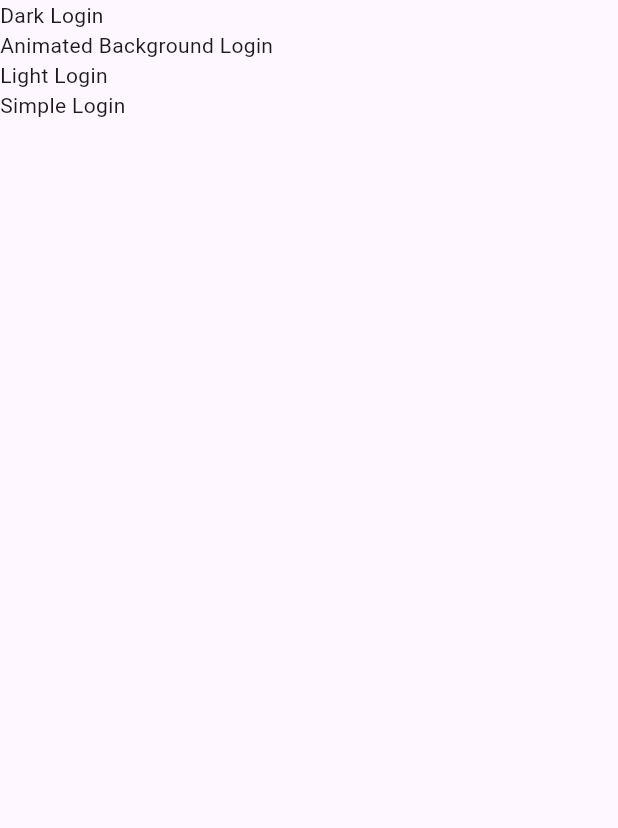
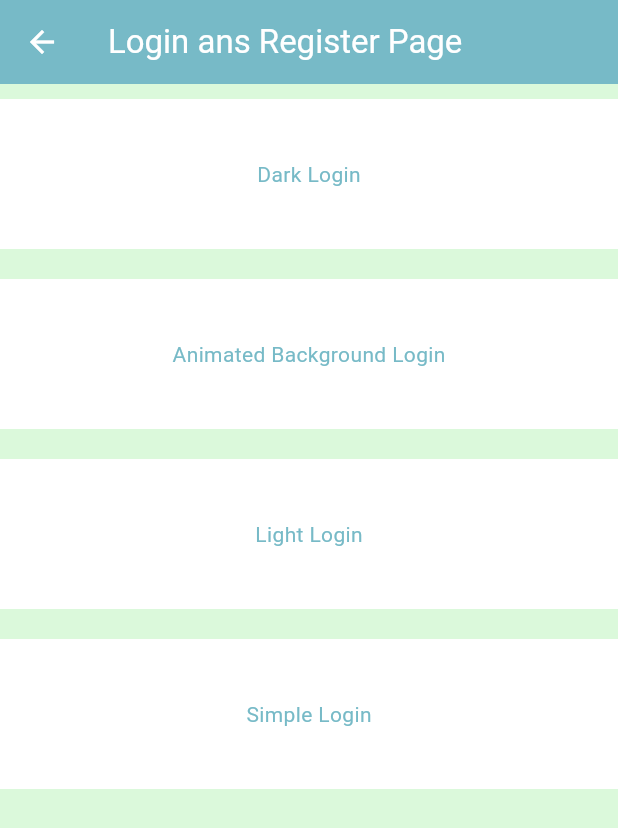
Before and after one commit to princymiracle/flutteruicomponets, a Flutter app: the HomeScreen screen opened directly, after a tap on "Login Register", on a phone screen of 412 x 824 dp. Shown: the top 828 px of the screen. Run offline on Flutter 3.47's test engine with Material 3 defaults, Android fonts, the phone set to English and light mode, and no system bars; our stand-ins replace flutter_sizer, get.

Commit message:
add flow basic

```diff
--- a/lib/components/loginRegister/loginlistscreen/loginRegisterListScreen.dart
+++ b/lib/components/loginRegister/loginlistscreen/loginRegisterListScreen.dart
@@ -1,25 +1,54 @@
 import 'package:flutter/material.dart';
-import 'package:flutteruicomponets/routes/route/routes.dart';
+
+import 'package:flutteruicomponets/components/loginRegister/loginlistscreen/loginregistermodel.dart';
+
 import 'package:get/get.dart';
 
-List datas = [
+/*List datas = [
   "Dark Login",
   "Animated Background Login",
   "Light Login",
-  "Simple Login"
-];
+  "Simple Login",
+];*/
 
-class LoginRegisterListScreen extends StatelessWidget {
-  const LoginRegisterListScreen({super.key});
+class LoginRegisterPage extends StatelessWidget {
+  List<LoginRegisterModel> loginregister = [
+    LoginRegisterModel(text: "Dark Login", screen: "/darkloginpage"),
+    LoginRegisterModel(
+        text: "Animated Background Login", screen: "/animatedpage"),
+    LoginRegisterModel(text: "Light Login", screen: "/lightpage"),
+    LoginRegisterModel(text: "Simple Login", screen: "/simplepage"),
+  ];
 
   @override
   Widget build(BuildContext context) {
     return Scaffold(
+      appBar: AppBar(
+        leading: Icon(Icons.arrow_back, color: Colors.white),
+        title: Text("Login ans Register Page",
+            style: TextStyle(color: Colors.white)),
+        backgroundColor: Color(0xff77BAC7),
+      ),
+      backgroundColor: Color(0xffDBF9DB),
       body: ListView.builder(
-        itemCount: datas.length,
+        itemCount: loginregister.length,
         shrinkWrap: true,
         itemBuilder: (context, index) {
           return InkWell(
+            onTap: () {
+              Get.toNamed(loginregister[index].screen);
+            },
+            child: Container(
+              height: 100,
+              margin: EdgeInsets.symmetric(vertical: 10),
+              width: 50,
+              color: Colors.white,
+              child: Center(
+                  child: Text(loginregister[index].text,
+                      style: TextStyle(color: Color(0xff77BAC7)))),
+            ),
+          );
+          /*return InkWell(
               onTap: () {
                 switch (index) {
                   case 0:
@@ -39,7 +68,7 @@ class LoginRegisterListScreen extends StatelessWidget {
                     break;
                 }
               },
-              child: Text(datas[index]));
+              child: Text(datas[index]));*/
         },
       ),
     );
--- /dev/null
+++ b/lib/components/loginRegister/loginlistscreen/loginregistermodel.dart
@@ -0,0 +1,19 @@
+class LoginRegisterModel {
+  String text;
+  String screen;
+
+  LoginRegisterModel({
+    required this.text,
+    required this.screen,
+  });
+
+  factory LoginRegisterModel.fromJson(Map<String, dynamic> json) => LoginRegisterModel(
+    text: json["text"],
+    screen: json["screen"],
+  );
+
+  Map<String, dynamic> toJson() => {
+    "text": text,
+    "screen": screen,
+  };
+}
--- a/lib/homeScreen.dart
+++ b/lib/homeScreen.dart
@@ -21,12 +21,12 @@ class HomeScreen extends StatelessWidget {
             onTap: () {
               switch (index){
                 case 0:
-                  Navigator.push(context, MaterialPageRoute(builder: (context) => LoginRegisterListScreen(),));
+                  Navigator.push(context, MaterialPageRoute(builder: (context) => LoginRegisterPage(),));
                   break;
 
-                case 1:
-                  Navigator.push(context, MaterialPageRoute(builder: (context) => LoginRegisterListScreen(),));
-                  break;
+                // case 1:
+                //   Navigator.push(context, MaterialPageRoute(build.er: (context) => LoginRegisterListScreen(),));
+                //   break;
 
               }
             },
--- a/lib/routes/route/screen.dart
+++ b/lib/routes/route/screen.dart
@@ -14,6 +14,6 @@ class Screens{
     GetPage(name: Routes.animatedpage, page: () => AnimatedBackgroundPage()),
     GetPage(name: Routes.lightpage, page: () => Lightloginpage()),
     GetPage(name: Routes.simplepage, page: () => Simpleloginpage()),
-    GetPage(name: Routes.loginpage, page: () => LoginRegisterListScreen()),
+    GetPage(name: Routes.loginpage, page: () => LoginRegisterPage()),
   ];
 }
```
